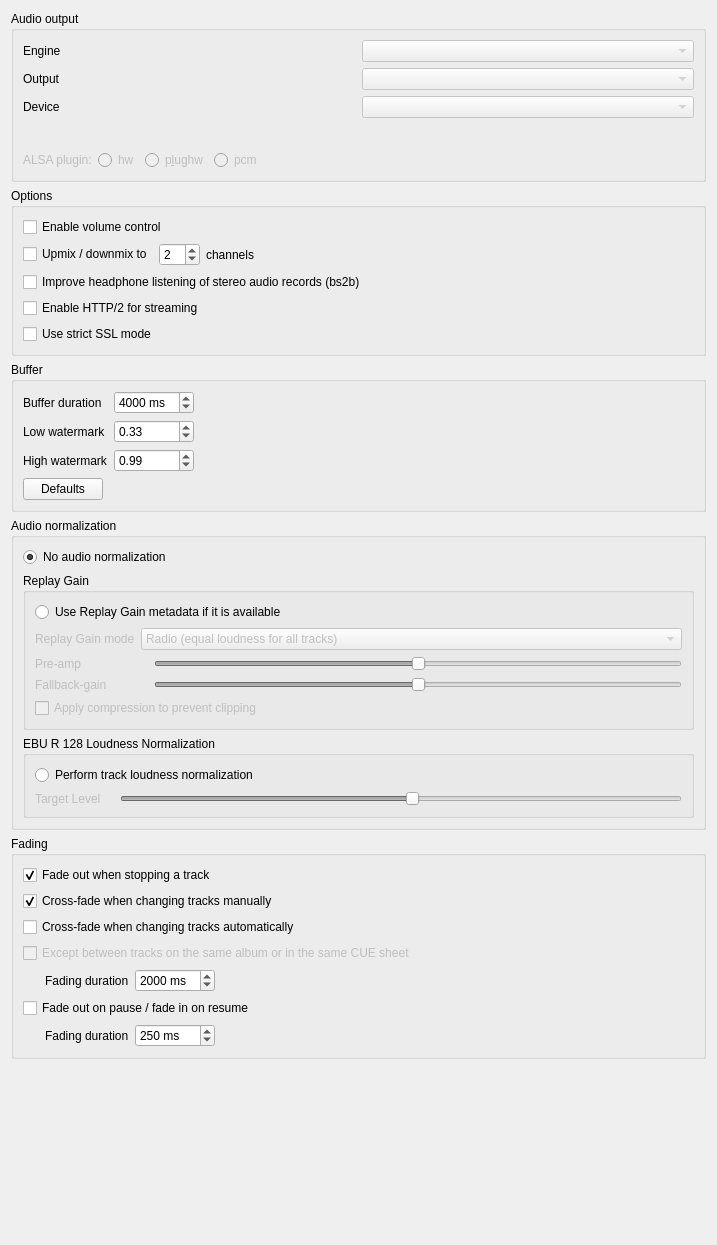
This is src/settings/backendsettingspage.ui in strawberrymusicplayer/strawberry as Qt 5 draws it before an edit. The edited form follows.
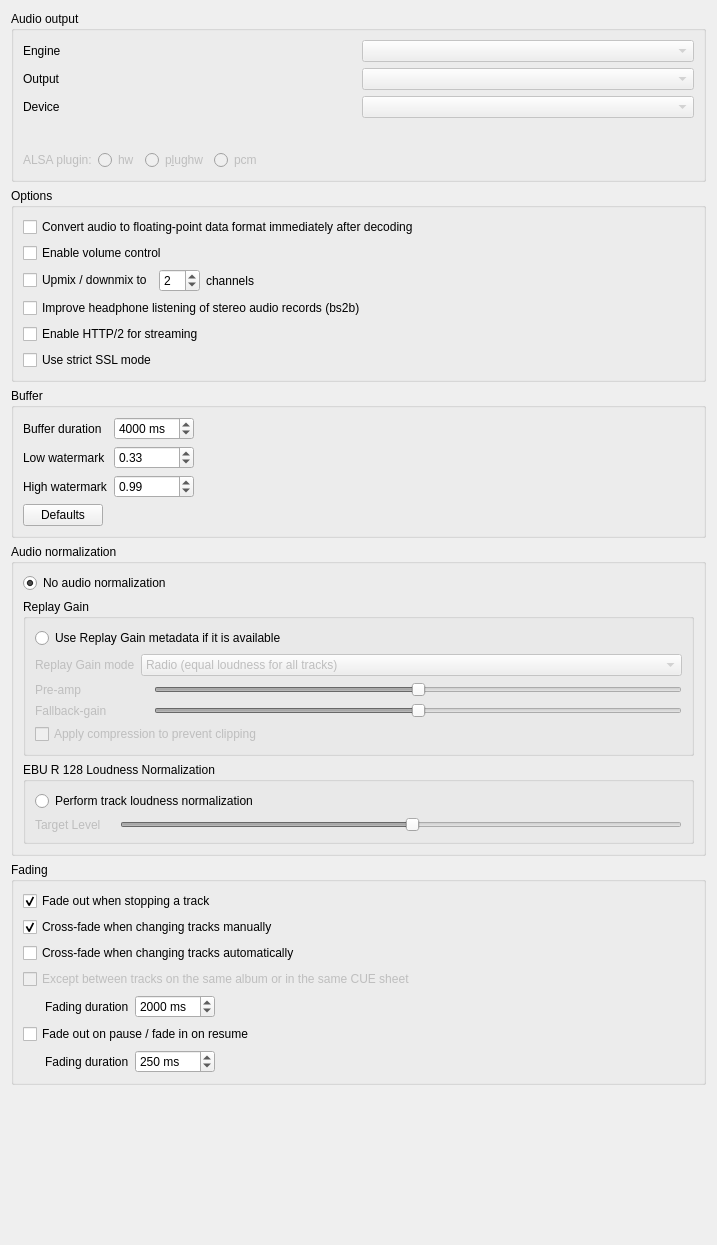
This is the edited form. Custom widgets are drawn as their Qt base class.

Commit message: Allow forcing GStreamer pipeline to the floating-point data format

```diff
--- a/src/settings/backendsettingspage.ui
+++ b/src/settings/backendsettingspage.ui
@@ -162,6 +162,13 @@
       <string>Options</string>
      </property>
      <layout class="QVBoxLayout" name="verticalLayout_2">
+      <item>
+       <widget class="QCheckBox" name="checkbox_force_floating_point">
+        <property name="text">
+         <string>Convert audio to floating-point data format immediately after decoding</string>
+        </property>
+       </widget>
+      </item>
       <item>
        <widget class="QCheckBox" name="checkbox_volume_control">
         <property name="text">
```
The commit also changes 6 other files.
